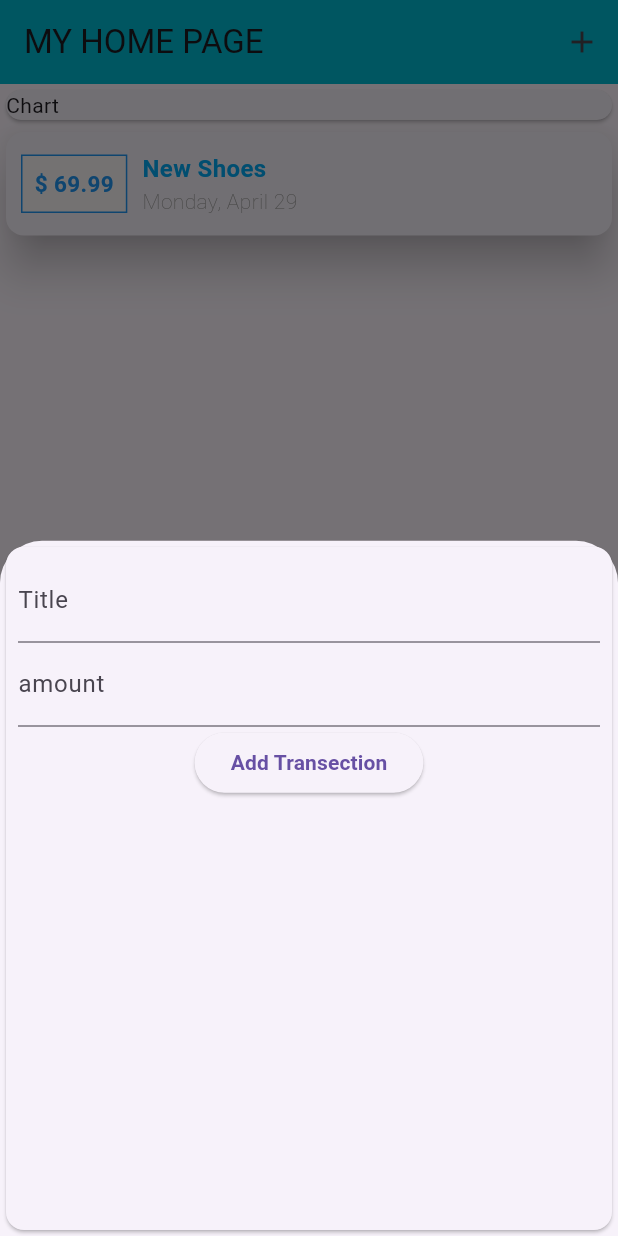
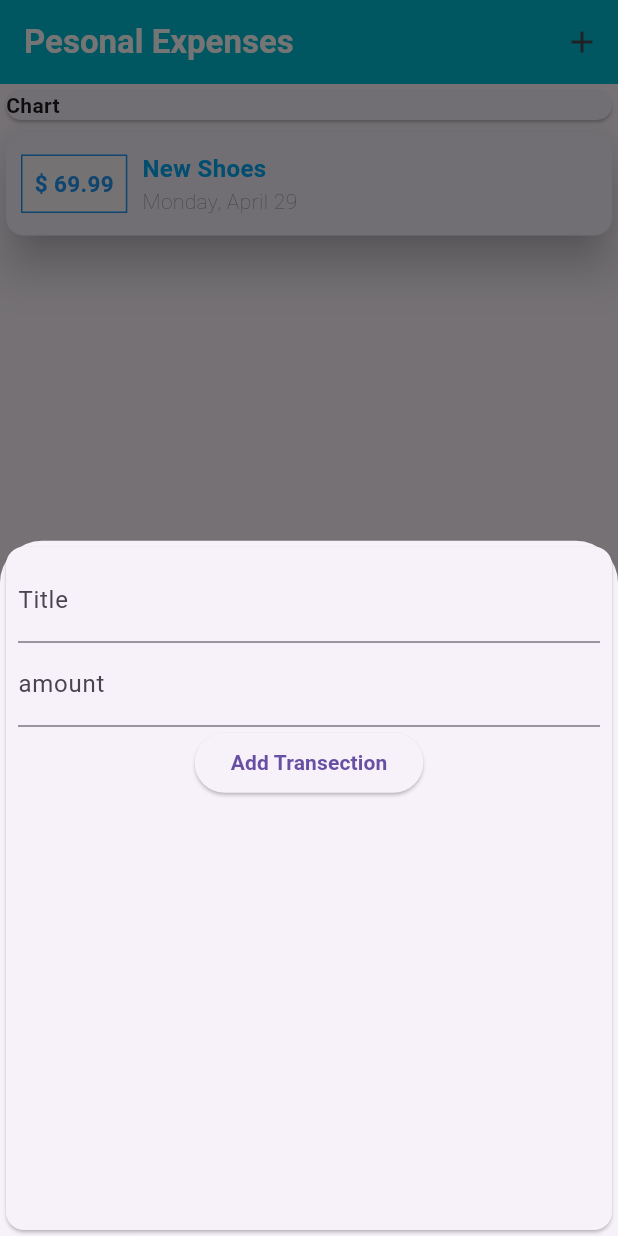
Before and after one commit to takiul-sumon/Personal-Expenens-App, a Flutter app: the screen it shows after launch, after a tap on the "add" icon, on a phone screen of 412 x 824 dp. Run offline on Flutter 3.47's test engine with Material 3 defaults, Android fonts, the phone set to English and light mode, and no system bars; Roboto replaces fonts that are missing (Heading).

Commit message:
Fonts modification

```diff
--- a/lib/main.dart
+++ b/lib/main.dart
@@ -16,6 +16,7 @@ class MyApp extends StatelessWidget {
   Widget build(BuildContext context) {
     return MaterialApp(
       title: "Personal Expenses",
+      theme: ThemeData(backgroundColor: Colors.amberAccent),
       home: Myhomepage(),
       debugShowCheckedModeBanner: false,
     );
@@ -67,7 +68,13 @@ class _MyhomepageState extends State<Myhomepage> {
       // MaterialApp(
 
       appBar: AppBar(
-        title: Text("MY HOME PAGE"),
+        title: Text(
+          "Pesonal Expenses",
+          style: TextStyle(
+              fontWeight: FontWeight.bold,
+              color: Colors.white,
+              fontFamily: 'Heading'),
+        ),
         backgroundColor: Colors.cyan,
         actions: [
           IconButton(
@@ -85,7 +92,11 @@ class _MyhomepageState extends State<Myhomepage> {
             Container(
               width: double.infinity,
               child: Card(
-                child: Text("Chart"),
+                child: Text(
+                  "Chart",
+                  style: TextStyle(
+                      fontFamily: 'Heading', fontWeight: FontWeight.bold),
+                ),
               ),
             ),
             // Transectionlist(Usertransection),
--- a/lib/widget/new_usertransection.dart
+++ b/lib/widget/new_usertransection.dart
@@ -1,4 +1,7 @@
+
+
 import 'package:flutter/material.dart';
+
 
 // class newtransection extends StatefulWidget {
 
@@ -8,13 +11,19 @@ import 'package:flutter/material.dart';
 
 // class _newtransectionState extends State<newtransection> {
 
-class newtransection extends StatelessWidget {
+class newtransection extends StatefulWidget {
+  final Function addtx;
+
+  newtransection(this.addtx);
+
+  @override
+  State<newtransection> createState() => _newtransectionState();
+}
+
+class _newtransectionState extends State<newtransection> {
   final titlecontroller = TextEditingController();
 
   final amountcontroller = TextEditingController();
-  final Function addtx;
-
-   newtransection(this.addtx);
 
   void submitdata() {
     final entertitle = titlecontroller.text;
@@ -24,9 +33,8 @@ class newtransection extends StatelessWidget {
       return;
     }
 
-     addtx(entertitle, enteramount);
+    widget.addtx(entertitle, enteramount);
 
-    // Navigator.of(context).pop();
   }
 
   @override
```
Also changed, not shown: pubspec.yaml (+6 -3 lines), assets/fonts/HeadingNowTrial-01Thin.ttf (added), assets/fonts/HeadingNowTrial-02Light.ttf (added), assets/fonts/HeadingNowTrial-03Book.ttf (added), assets/fonts/HeadingNowTrial-04Regular.ttf (added), assets/fonts/HeadingNowTrial-05Medium.ttf (added), assets/fonts/HeadingNowTrial-06Bold.ttf (added), pubspec.lock.
